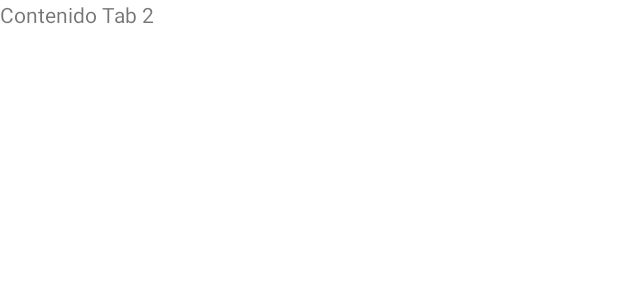
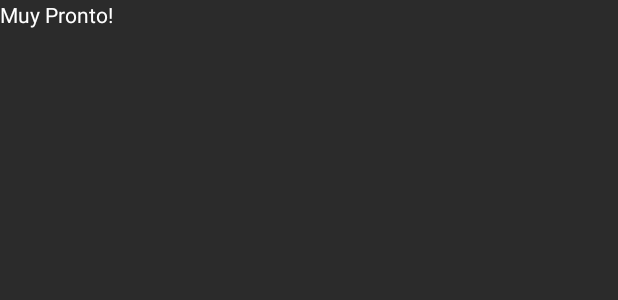
Before and after one commit to chrisarbe/app, an Android app: the layout fragment_home.xml on its own in the app's theme, with its tools: preview values and no code run, on a phone screen of 412 x 824 dp. Shown: the top 300 px of the screen. Run offline under Robolectric (Android 15) with nearby library versions, the phone set to English and light mode, and no system bars; network calls fail; Roboto replaces fonts that are not available here.

Commit message:
Actualizacion de Home con top de videos y descarga de musica (busqueda)

```diff
--- a/src/main/AndroidManifest.xml
+++ b/src/main/AndroidManifest.xml
@@ -39,6 +39,8 @@
         <activity
             android:name=".MainActivity"
             android:label="musicZone"
+            android:configChanges="orientation"
+            android:screenOrientation="portrait"
             android:theme="@style/AppTheme.NoActionBar">
             <intent-filter>
                 <action android:name="android.intent.action.SEND" />
--- a/src/main/java/com/digizone/chrisarbe/musicproject/MusicaYoutube.java
+++ b/src/main/java/com/digizone/chrisarbe/musicproject/MusicaYoutube.java
@@ -154,7 +154,7 @@ public class MusicaYoutube extends Fragment {
                              Bundle savedInstanceState) {
         // Inflate the layout for this fragment
         final View rootView = inflater.inflate(R.layout.fragment_musica_youtube, container, false);
-        busquedaRate();
+        //busquedaRate();
 
         fab = (FloatingActionButton) rootView.findViewById(R.id.fab);
         fab.setOnClickListener(new View.OnClickListener() {
@@ -176,6 +176,9 @@ public class MusicaYoutube extends Fragment {
         });
 
         mainLayout = (LinearLayout) rootView.findViewById(R.id.main_layout);
+
+        dialogSearch = createSearhDialog();
+        dialogSearch.show();
 
         return rootView;
     }
--- a/src/main/java/com/digizone/chrisarbe/musicproject/Reproductive.java
+++ b/src/main/java/com/digizone/chrisarbe/musicproject/Reproductive.java
@@ -59,7 +59,7 @@ public class Reproductive extends AppCompatActivity implements MediaPlayerContro
 
     private void imgUrlAlbum (String imgUrlAlbum){
         if (imgUrlAlbum == null){
-            imgAlbum.setImageResource(R.drawable.play);
+            imgAlbum.setImageResource(R.drawable.logo);
         }else {
             File imgFile = new File(imgUrlAlbum);
             if (imgFile.exists()){
--- a/src/main/res/layout/activity_reproductive.xml
+++ b/src/main/res/layout/activity_reproductive.xml
@@ -14,7 +14,7 @@
         android:layout_alignParentTop="true"
         android:layout_centerHorizontal="true"
         android:layout_marginTop="28dp"
-        app:srcCompat="@drawable/music_box" />
+        app:srcCompat="@drawable/logo" />
 
 
 </RelativeLayout>
--- a/src/main/res/layout/fragment_home.xml
+++ b/src/main/res/layout/fragment_home.xml
@@ -23,25 +23,26 @@
                 <LinearLayout android:id="@+id/tab1"
                     android:orientation="vertical"
                     android:layout_width="match_parent"
-                    android:background="@android:color/white"
+                    android:background="#2b2b2b"
                     android:layout_height="match_parent" >
 
-                    <TextView android:id="@+id/textView1"
-                        android:text="Contenido Tab 1"
-                        android:layout_width="wrap_content"
-                        android:layout_height="wrap_content" />
+                    <ListView
+                        android:id="@+id/lista_tab1"
+                        android:layout_width="match_parent"
+                        android:layout_height="match_parent" />
                 </LinearLayout>
 
                 <LinearLayout android:id="@+id/tab2"
                     android:orientation="vertical"
                     android:layout_width="match_parent"
-                    android:background="@android:color/white"
+                    android:background="#2b2b2b"
                     android:layout_height="match_parent" >
 
-                    <TextView android:id="@+id/textView2"
-                        android:text="Contenido Tab 2"
+                    <TextView android:id="@+id/simpleTextView"
                         android:layout_width="wrap_content"
-                        android:layout_height="wrap_content" />
+                        android:layout_height="wrap_content"
+                        android:textColor="@android:color/white"
+                        android:text="Muy Pronto!" />
                 </LinearLayout>
             </FrameLayout>
         </LinearLayout>
--- a/src/main/res/layout/rows.xml
+++ b/src/main/res/layout/rows.xml
@@ -74,7 +74,7 @@
                 android:id="@+id/imageView_PlayBarra"
                 android:layout_width="36dp"
                 android:layout_height="wrap_content"
-                app:srcCompat="@drawable/play"
+                app:srcCompat="@drawable/play_circle_outline"
                 android:contentDescription="Hola Mundo" />
         </LinearLayout>
 
```
Also changed, not shown: src/main/java/com/digizone/chrisarbe/musicproject/Home.java (+178 -0 lines), src/main/res/drawable/music_box.png.
